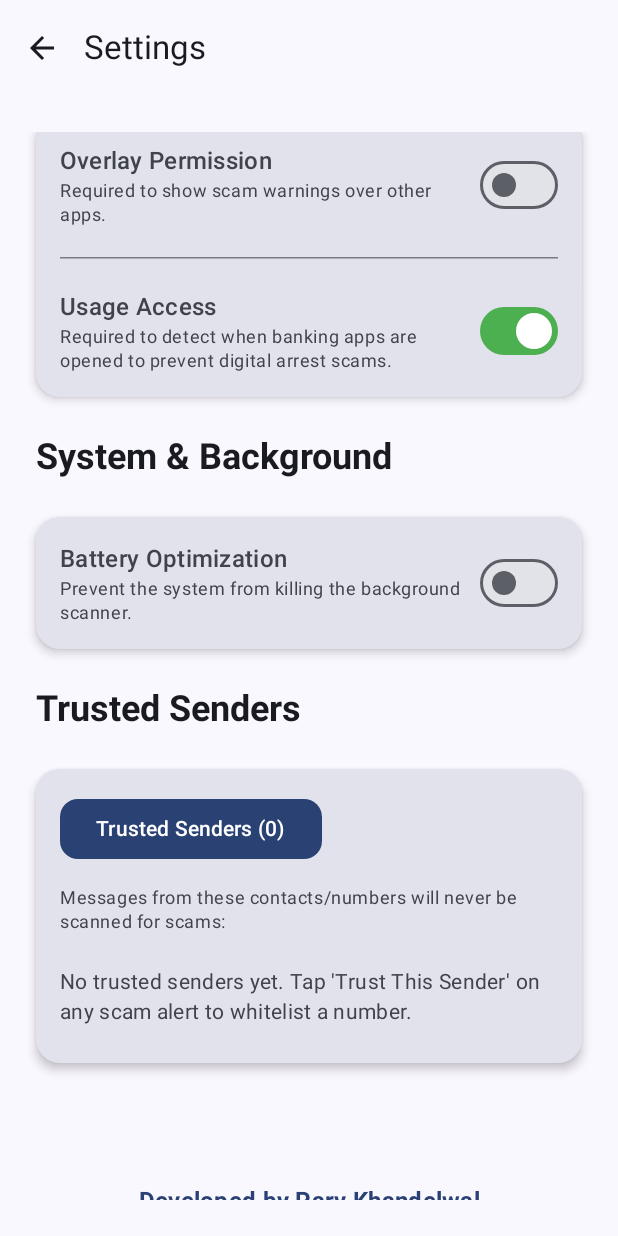
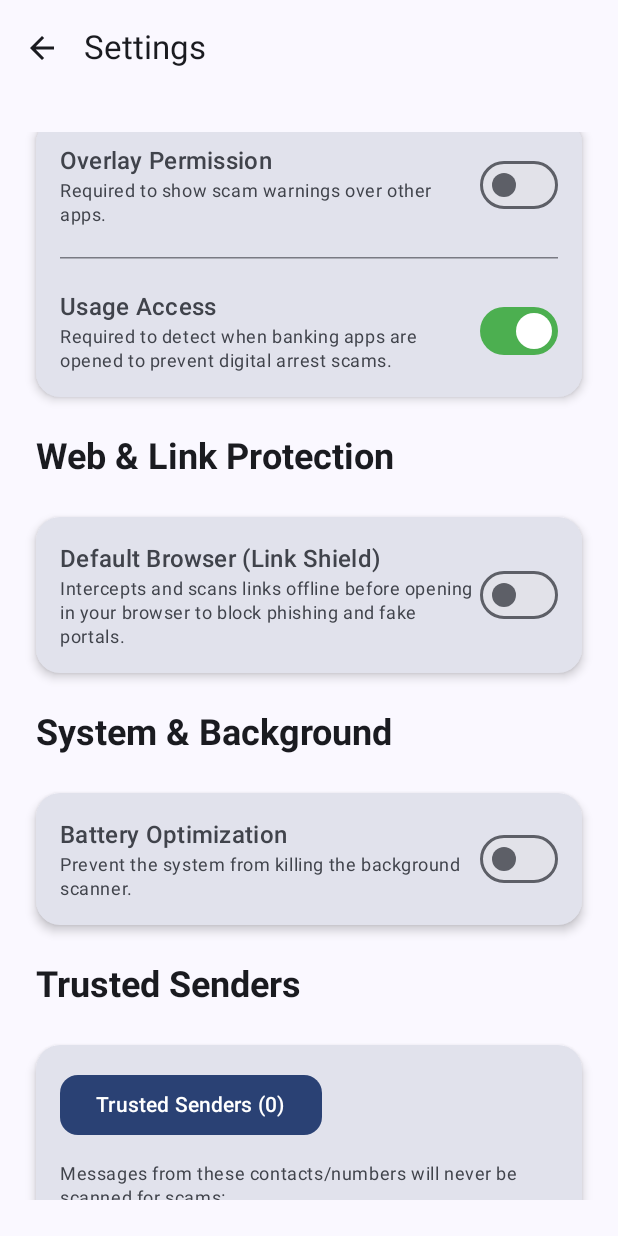
Before and after one commit to parv55555/EdgeGuard-AI, an Android app built with Jetpack Compose: the composable PermissionsScreen shown on its own in the app's theme, scrolled down 498 dp, on a phone screen of 412 x 824 dp. Run offline under Robolectric (Android 15) with nearby library versions, the phone set to English and light mode, and no system bars; network calls fail.

Commit message:
feat(linkshield): add OpenGraph metadata extraction and Default Browser setting helper

```diff
--- a/app/src/main/java/com/parv/safetexts/MainActivity.kt
+++ b/app/src/main/java/com/parv/safetexts/MainActivity.kt
@@ -12,6 +12,7 @@ import android.net.Uri
 import android.os.Bundle
 import android.os.PowerManager
 import android.provider.Settings
+import android.app.Activity
 import android.app.role.RoleManager
 import android.app.AppOpsManager
 import android.os.Build
@@ -128,6 +129,15 @@ fun PermissionsScreen(navController: NavController) {
     var isUsageStatsEnabled by remember {
         mutableStateOf(hasUsageStatsPermission(context))
     }
+    var isDefaultBrowser by remember {
+        mutableStateOf(SafeBrowserLauncher.isDefaultBrowser(context))
+    }
+
+    val defaultBrowserLauncher = rememberLauncherForActivityResult(
+        ActivityResultContracts.StartActivityForResult()
+    ) {
+        isDefaultBrowser = SafeBrowserLauncher.isDefaultBrowser(context)
+    }
 
     val contactsPermissionLauncher = rememberLauncherForActivityResult(
         ActivityResultContracts.RequestPermission()
@@ -156,6 +166,7 @@ fun PermissionsScreen(navController: NavController) {
                 isOverlayPermissionGranted = Settings.canDrawOverlays(context)
                 isBatteryOptimized = pm.isIgnoringBatteryOptimizations(context.packageName)
                 isUsageStatsEnabled = hasUsageStatsPermission(context)
+                isDefaultBrowser = SafeBrowserLauncher.isDefaultBrowser(context)
             }
         }
         lifecycleOwner.lifecycle.addObserver(observer)
@@ -303,6 +314,34 @@ fun PermissionsScreen(navController: NavController) {
                             }
                         )
                     }
+                }
+            }
+
+            Text(
+                "Web & Link Protection",
+                style = MaterialTheme.typography.headlineSmall,
+                fontWeight = FontWeight.Bold,
+                modifier = Modifier.align(Alignment.Start)
+            )
+
+            Card(
+                modifier = Modifier.fillMaxWidth(),
+                shape = RoundedCornerShape(16.dp),
+                elevation = CardDefaults.cardElevation(defaultElevation = 4.dp),
+                colors = CardDefaults.cardColors(containerColor = MaterialTheme.colorScheme.surfaceVariant)
+            ) {
+                Column(modifier = Modifier.padding(16.dp), verticalArrangement = Arrangement.spacedBy(16.dp)) {
+                    PermissionRow(
+                        title = "Default Browser (Link Shield)",
+                        description = "Intercepts and scans links offline before opening in your browser to block phishing and fake portals.",
+                        isGranted = isDefaultBrowser,
+                        onToggle = {
+                            val activity = context as? Activity
+                            if (activity != null) {
+                                SafeBrowserLauncher.requestDefaultBrowser(activity, defaultBrowserLauncher)
+                            }
+                        }
+                    )
                 }
             }
 
```
Also changed, not shown: app/src/main/java/com/parv/safetexts/LinkShieldScanner.kt (+10 -3 lines), 1 other file.
